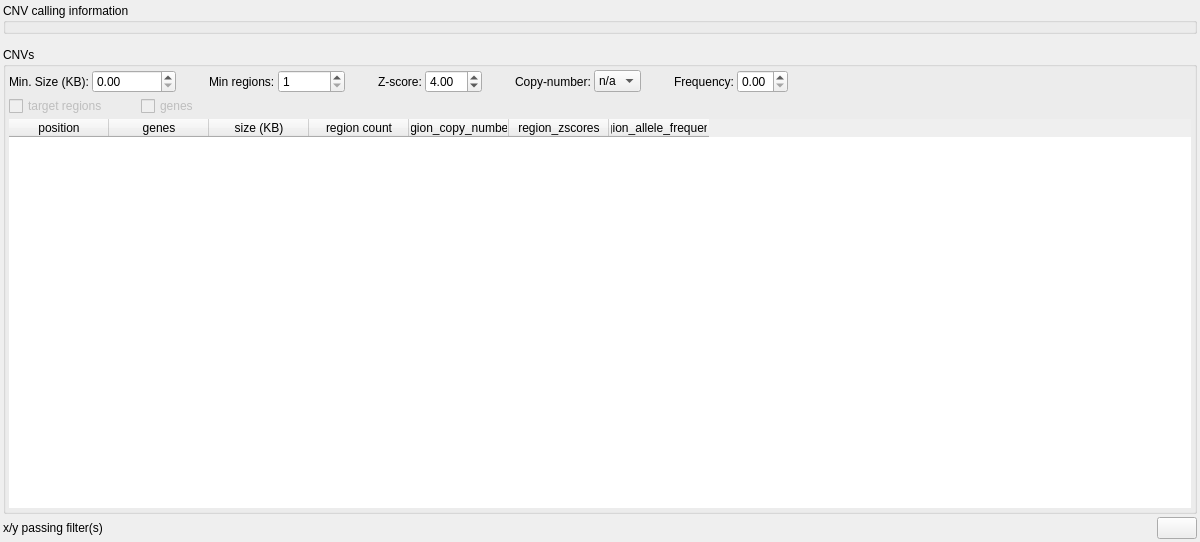
imgag/ngs-bits, file src/GSvar/CnvWidget.ui: the form before one commit.
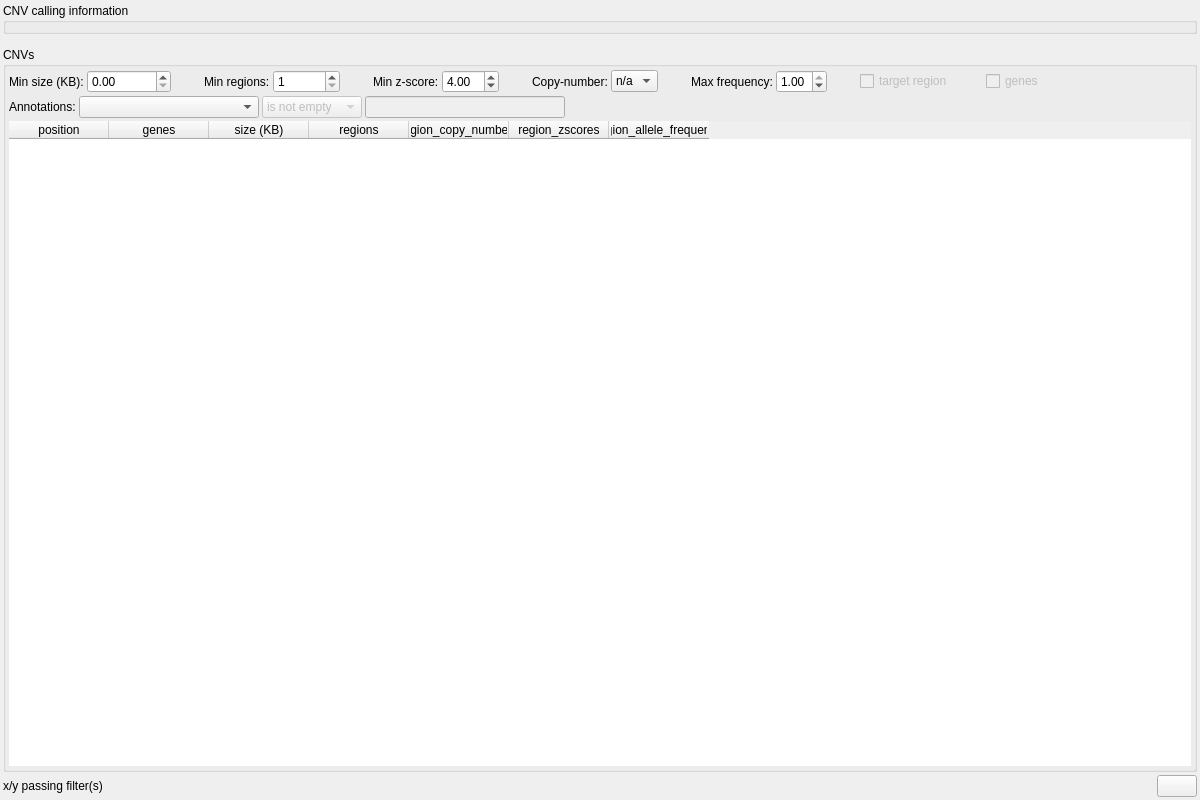
The form after the commit. Icons and pictures are not drawn.

Commit message: GSvar: added support for generic annotation columns in CNV widget.

The edit to the form file:
```diff
--- a/src/GSvar/CnvWidget.ui
+++ b/src/GSvar/CnvWidget.ui
@@ -7,13 +7,13 @@
     <x>0</x>
     <y>0</y>
     <width>1200</width>
-    <height>542</height>
+    <height>800</height>
    </rect>
   </property>
   <property name="minimumSize">
    <size>
-    <width>1000</width>
-    <height>500</height>
+    <width>1200</width>
+    <height>800</height>
    </size>
   </property>
   <property name="windowTitle">
@@ -119,7 +119,7 @@
            <string>Minimum CNV size.</string>
           </property>
           <property name="text">
-           <string>Min. Size (KB):</string>
+           <string>Min size (KB):</string>
           </property>
          </widget>
         </item>
@@ -191,7 +191,7 @@
            <string>Minimum z-score.</string>
           </property>
           <property name="text">
-           <string>Z-score:</string>
+           <string>Min z-score:</string>
           </property>
          </widget>
         </item>
@@ -279,7 +279,7 @@
            <string>Maximum frequency (all regions).</string>
           </property>
           <property name="text">
-           <string>Frequency:</string>
+           <string>Max frequency:</string>
           </property>
          </widget>
         </item>
@@ -294,25 +294,27 @@
           <property name="singleStep">
            <double>0.010000000000000</double>
           </property>
+          <property name="value">
+           <double>1.000000000000000</double>
+          </property>
          </widget>
         </item>
         <item>
-         <spacer name="horizontalSpacer_8">
+         <spacer name="horizontalSpacer_5">
           <property name="orientation">
            <enum>Qt::Horizontal</enum>
           </property>
+          <property name="sizeType">
+           <enum>QSizePolicy::Fixed</enum>
+          </property>
           <property name="sizeHint" stdset="0">
            <size>
-            <width>40</width>
+            <width>30</width>
             <height>20</height>
            </size>
           </property>
          </spacer>
         </item>
-       </layout>
-      </item>
-      <item>
-       <layout class="QHBoxLayout" name="horizontalLayout_2">
         <item>
          <widget class="QCheckBox" name="f_roi">
           <property name="enabled">
@@ -322,12 +324,12 @@
            <string>&lt;html&gt;&lt;head/&gt;&lt;body&gt;&lt;p&gt;Apply target region filter of variant list.&lt;/p&gt;&lt;/body&gt;&lt;/html&gt;</string>
           </property>
           <property name="text">
-           <string>target regions</string>
+           <string>target region</string>
           </property>
          </widget>
         </item>
         <item>
-         <spacer name="horizontalSpacer_5">
+         <spacer name="horizontalSpacer_9">
           <property name="orientation">
            <enum>Qt::Horizontal</enum>
           </property>
@@ -356,6 +358,87 @@
          </widget>
         </item>
         <item>
+         <spacer name="horizontalSpacer_8">
+          <property name="orientation">
+           <enum>Qt::Horizontal</enum>
+          </property>
+          <property name="sizeHint" stdset="0">
+           <size>
+            <width>40</width>
+            <height>20</height>
+           </size>
+          </property>
+         </spacer>
+        </item>
+       </layout>
+      </item>
+      <item>
+       <layout class="QHBoxLayout" name="horizontalLayout_2">
+        <item>
+         <widget class="QLabel" name="label_6">
+          <property name="text">
+           <string>Annotations:</string>
+          </property>
+         </widget>
+        </item>
+        <item>
+         <widget class="QComboBox" name="f_anno_name">
+          <property name="minimumSize">
+           <size>
+            <width>180</width>
+            <height>0</height>
+           </size>
+          </property>
+         </widget>
+        </item>
+        <item>
+         <widget class="QComboBox" name="f_anno_op">
+          <property name="enabled">
+           <bool>false</bool>
+          </property>
+          <property name="minimumSize">
+           <size>
+            <width>100</width>
+            <height>0</height>
+           </size>
+          </property>
+          <item>
+           <property name="text">
+            <string>is not empty</string>
+           </property>
+          </item>
+          <item>
+           <property name="text">
+            <string>is empty</string>
+           </property>
+          </item>
+          <item>
+           <property name="text">
+            <string>contains</string>
+           </property>
+          </item>
+         </widget>
+        </item>
+        <item>
+         <widget class="QLineEdit" name="f_anno_value">
+          <property name="enabled">
+           <bool>false</bool>
+          </property>
+          <property name="sizePolicy">
+           <sizepolicy hsizetype="Preferred" vsizetype="Fixed">
+            <horstretch>0</horstretch>
+            <verstretch>0</verstretch>
+           </sizepolicy>
+          </property>
+          <property name="minimumSize">
+           <size>
+            <width>200</width>
+            <height>0</height>
+           </size>
+          </property>
+         </widget>
+        </item>
+        <item>
          <spacer name="horizontalSpacer">
           <property name="orientation">
            <enum>Qt::Horizontal</enum>
@@ -372,6 +455,9 @@
       </item>
       <item>
        <widget class="QTableWidget" name="cnvs">
+        <property name="contextMenuPolicy">
+         <enum>Qt::CustomContextMenu</enum>
+        </property>
         <property name="frameShape">
          <enum>QFrame::NoFrame</enum>
         </property>
@@ -410,7 +496,7 @@
         </column>
         <column>
          <property name="text">
-          <string>region count</string>
+          <string>regions</string>
          </property>
         </column>
         <column>
```
The commit also changes 6 other files.
